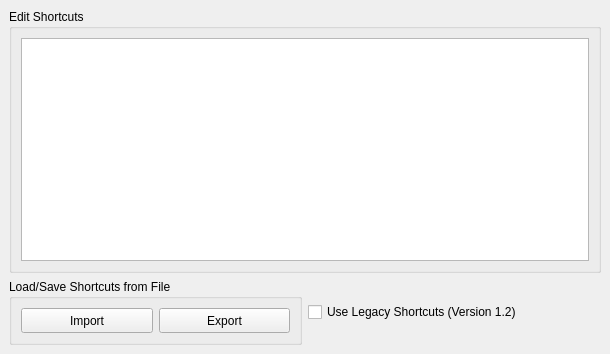
First picture: the form in source/VIEW/DIALOGS/shortcutDialog.ui, repository BALL-Project/ball, before the edit.
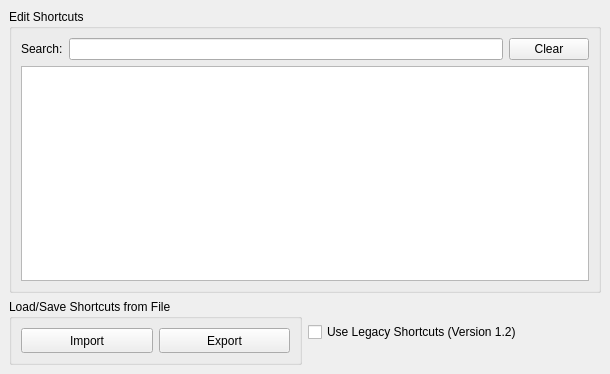
Second picture: the form after the edit. Custom widgets are drawn as their Qt base class.

```diff
--- a/source/VIEW/DIALOGS/shortcutDialog.ui
+++ b/source/VIEW/DIALOGS/shortcutDialog.ui
@@ -1,18 +1,16 @@
 <ui version="4.0" >
  <class>ShortcutDialogData</class>
- <widget class="QWidget" name="ShortcutDialogData" >
-  <property name="geometry" >
+ <widget class="QWidget" name="ShortcutDialogData">
+  <property name="geometry">
    <rect>
     <x>0</x>
     <y>0</y>
     <width>610</width>
-    <height>354</height>
+    <height>374</height>
    </rect>
   </property>
-  <property name="sizePolicy" >
-   <sizepolicy>
-    <hsizetype>0</hsizetype>
-    <vsizetype>0</vsizetype>
+  <property name="sizePolicy">
+   <sizepolicy hsizetype="Fixed" vsizetype="Fixed">
     <horstretch>0</horstretch>
     <verstretch>0</verstretch>
    </sizepolicy>
@@ -51,16 +49,48 @@
       <property name="spacing" >
        <number>6</number>
       </property>
-      <item row="0" column="0" >
-       <widget class="BALL::VIEW::ShortcutTableView" name="tableView" >
-        <property name="editTriggers" >
-         <set>QAbstractItemView::AnyKeyPressed|QAbstractItemView::CurrentChanged|QAbstractItemView::DoubleClicked|QAbstractItemView::EditKeyPressed|QAbstractItemView::NoEditTriggers</set>
+      <item row="1" column="0" colspan="3">
+       <widget class="BALL::VIEW::ShortcutTableView" name="tableView">
+        <property name="editTriggers">
+         <set>QAbstractItemView::NoEditTriggers</set>
         </property>
         <property name="alternatingRowColors" >
          <bool>true</bool>
         </property>
         <property name="sortingEnabled" >
          <bool>true</bool>
+        </property>
+        <property name="cornerButtonEnabled">
+         <bool>false</bool>
+        </property>
+        <attribute name="horizontalHeaderHighlightSections">
+         <bool>false</bool>
+        </attribute>
+        <attribute name="verticalHeaderVisible">
+         <bool>false</bool>
+        </attribute>
+        <attribute name="verticalHeaderVisible">
+         <bool>false</bool>
+        </attribute>
+        <attribute name="horizontalHeaderHighlightSections">
+         <bool>false</bool>
+        </attribute>
+       </widget>
+      </item>
+      <item row="0" column="1">
+       <widget class="QLineEdit" name="searchEdit"/>
+      </item>
+      <item row="0" column="2">
+       <widget class="QPushButton" name="clearButton">
+        <property name="text">
+         <string>Clear</string>
+        </property>
+       </widget>
+      </item>
+      <item row="0" column="0">
+       <widget class="QLabel" name="label">
+        <property name="text">
+         <string>Search:</string>
         </property>
        </widget>
       </item>
@@ -79,13 +109,13 @@
      <property name="title" >
       <string>Load/Save Shortcuts from File</string>
      </property>
-     <layout class="QHBoxLayout" >
-      <property name="margin" >
-       <number>9</number>
-      </property>
-      <property name="spacing" >
+     <layout class="QHBoxLayout">
+      <property name="spacing">
        <number>6</number>
       </property>
+      <property name="margin">
+       <number>9</number>
+      </property>
       <item>
        <widget class="QPushButton" name="browse_import_button" >
         <property name="minimumSize" >
@@ -147,7 +177,7 @@
    </item>
   </layout>
  </widget>
- <layoutdefault spacing="6" margin="11" />
+ <layoutdefault spacing="6" margin="11"/>
  <customwidgets>
   <customwidget>
    <class>BALL::VIEW::ShortcutTableView</class>
```
Left out of the diff: 115 changed lines with no effect on the pictures.
